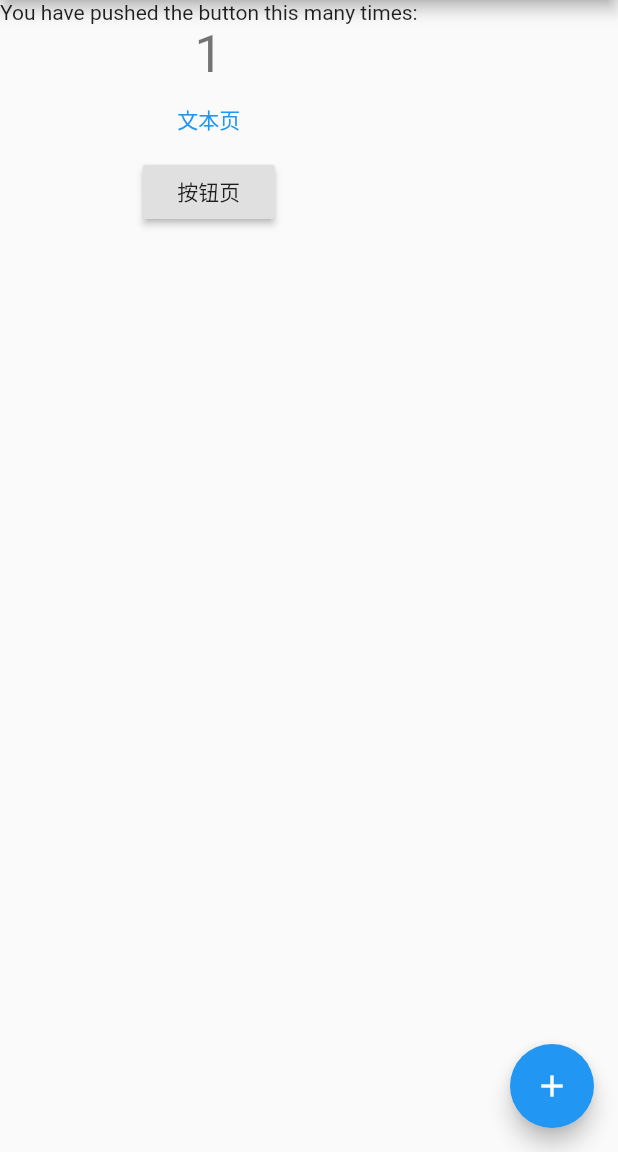
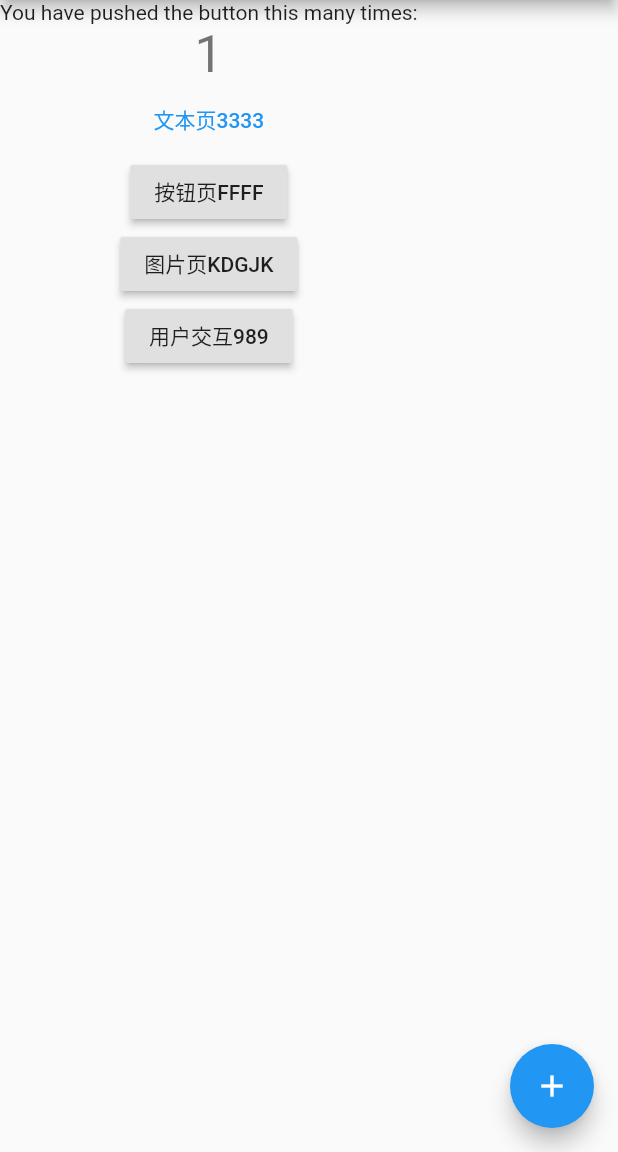
Before and after one commit to mizhai/fluterTS, a Flutter app: the screen it shows after launch, after a tap on the "add" icon, on a phone screen of 412 x 824 dp, the part 84-1236 px from its top. Run offline on Flutter 3.47's test engine with Material 2 defaults, Android fonts, the phone set to English and light mode, and no system bars; network calls fail.

Commit message:
图片 表单

```diff
--- a/lib/home.dart
+++ b/lib/home.dart
@@ -1,7 +1,8 @@
 import 'package:flutter/material.dart';
 import './router.dart';
 import './btn.dart';
-
+import './image.dart';
+import './input.dart';
 class MyHomePage extends StatefulWidget {
   MyHomePage({Key key, this.title}) : super(key: key);
 
@@ -77,7 +78,7 @@ class _MyHomePageState extends State<MyHomePage> {
             style: Theme.of(context).textTheme.display1,
           ),
           FlatButton(
-            child: Text("文本页"),
+            child: Text("文本页3333"),
             textColor: Colors.blue,
             onPressed: () {
               //导航到新路由
@@ -87,11 +88,30 @@ class _MyHomePageState extends State<MyHomePage> {
             },
           ),
           RaisedButton(
-            child: Text('按钮页'),
+            child: Text('按钮页FFFF'),
+            onPressed: () => {
+                  print('rrrrrrrrrrrr'),
+                  Navigator.push(context,
+                      new MaterialPageRoute(builder: (context) {
+                    return new Btnrouter();
+                  }))
+                },
+          ),
+           RaisedButton(
+            child: Text('图片页KDGJK'),
             onPressed: () => {
                   Navigator.push(context,
                       new MaterialPageRoute(builder: (context) {
-                    return new Btnrouter();
+                    return new Imagerouter();
+                  }))
+                },
+          ),
+           RaisedButton(
+            child: Text('用户交互989'),
+            onPressed: () => {
+                  Navigator.push(context,
+                      new MaterialPageRoute(builder: (context) {
+                    return new Inputrouter();
                   }))
                 },
           )
--- a/pubspec.yaml
+++ b/pubspec.yaml
@@ -39,6 +39,8 @@ flutter:
   # included with your application, so that you can use the icons in
   # the material Icons class.
   uses-material-design: true
+  assets:
+  - images/head.png
 
   # To add assets to your application, add an assets section, like this:
   # assets:
```
Also changed, not shown: lib/image.dart (added, +40 -0 lines), lib/input.dart (added, +42 -0 lines), images/head.png (added).
